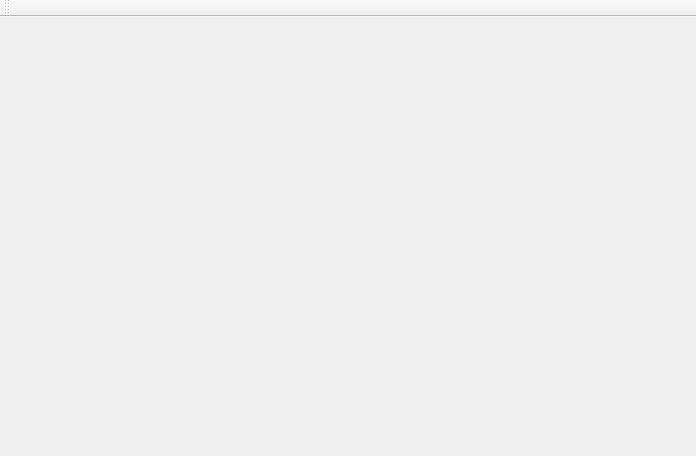
Old version of the form Client/regionview.ui in the repository lisa-lionheart/CitySync.
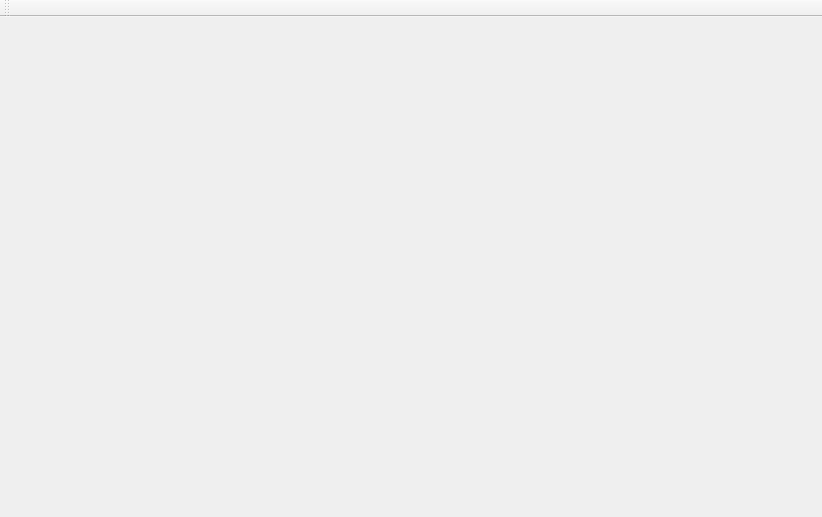
New version of the form.

Diff of the .ui file:
```diff
--- a/Client/regionview.ui
+++ b/Client/regionview.ui
@@ -6,8 +6,8 @@
    <rect>
     <x>0</x>
     <y>0</y>
-    <width>696</width>
-    <height>456</height>
+    <width>822</width>
+    <height>517</height>
    </rect>
   </property>
   <property name="windowTitle">
```
